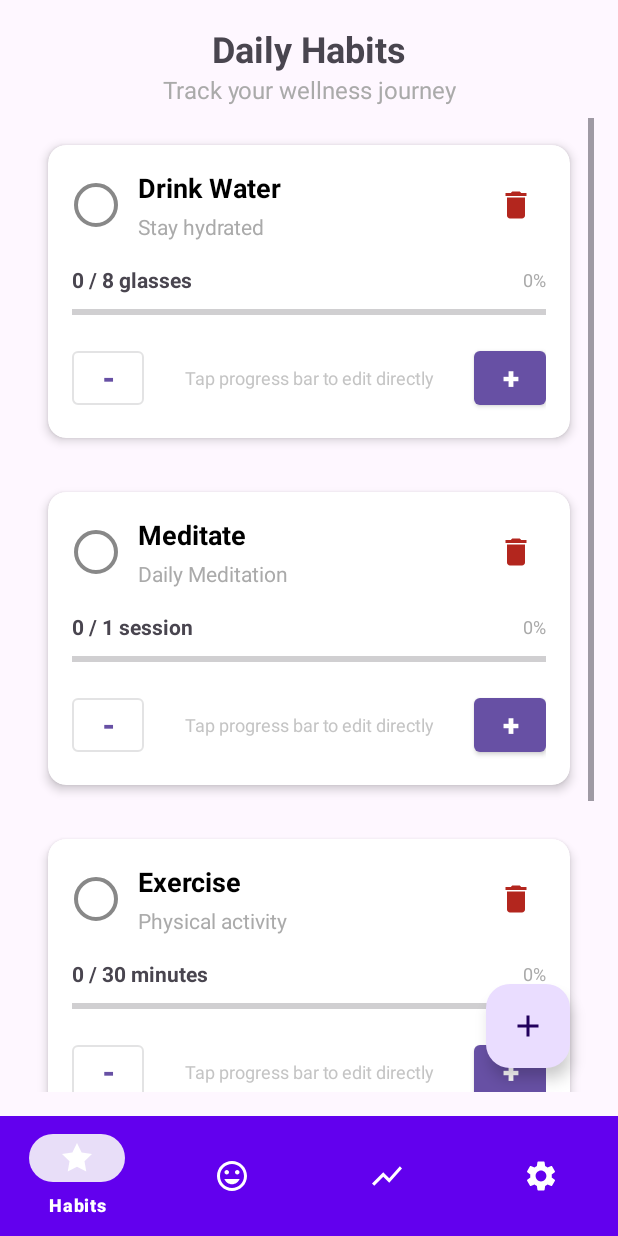
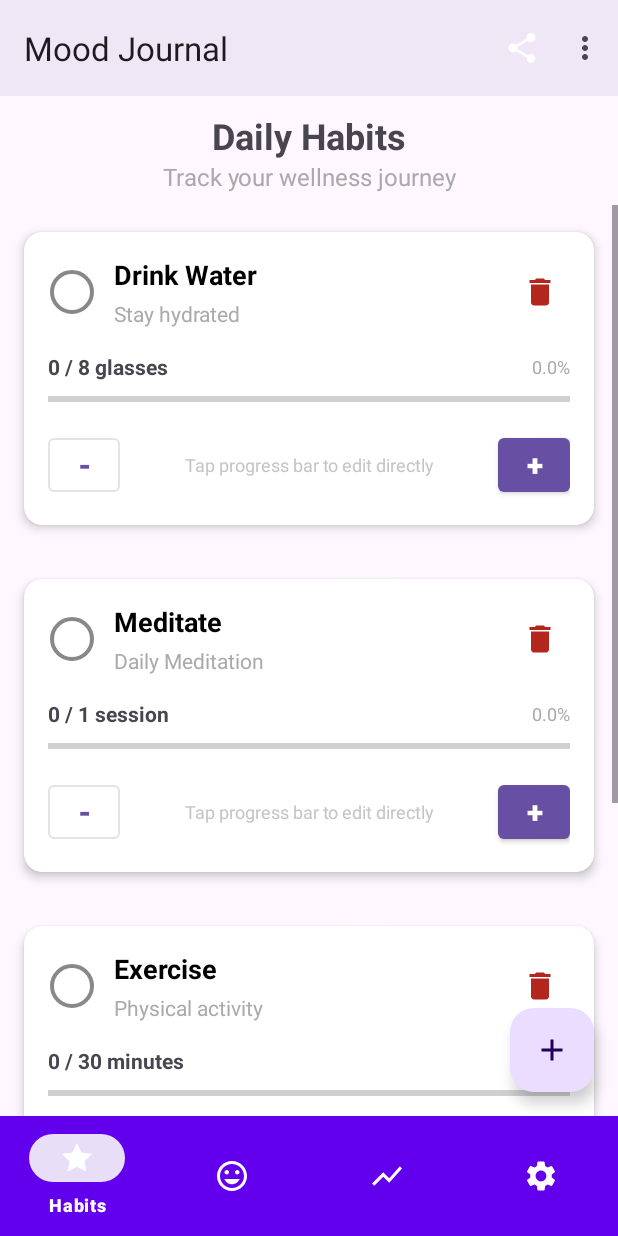
Before and after one commit to SanujaRubasinghe/LifeFlow, an Android app: the HabitTrackerFragment screen opened directly, with no data from a screen before it, on a phone screen of 412 x 824 dp. Run offline under Robolectric (Android 15) with nearby library versions, the light colour scheme and no system bars; 1 statement that could not run was skipped.

Commit message:
modifications will be overwritten by the merge

```diff
--- a/app/src/main/java/com/example/healthtracker/adapters/HabitAdapter.kt
+++ b/app/src/main/java/com/example/healthtracker/adapters/HabitAdapter.kt
@@ -7,8 +7,10 @@ import android.widget.*
 import androidx.recyclerview.widget.RecyclerView
 import com.example.healthtracker.R
 import com.example.healthtracker.models.Habit
+import org.w3c.dom.Text
 import java.text.SimpleDateFormat
 import java.util.*
+import kotlin.math.floor
 
 class HabitAdapter(
     private val habits: MutableList<Habit>,
@@ -24,6 +26,7 @@ class HabitAdapter(
         val tvHabitDescription: TextView = itemView.findViewById(R.id.tv_habit_description)
         val tvProgress: TextView = itemView.findViewById(R.id.tv_progress)
         val progressBar: ProgressBar = itemView.findViewById(R.id.progress_bar)
+        val tvPercentage: TextView = itemView.findViewById(R.id.tv_percentage)
         val btnDecrease: Button = itemView.findViewById(R.id.btn_decrease)
         val btnIncrease: Button = itemView.findViewById(R.id.btn_increase)
         val btnDelete: ImageButton = itemView.findViewById(R.id.btn_delete)
@@ -45,6 +48,7 @@ class HabitAdapter(
         holder.tvHabitDescription.text = habit.description
         holder.tvProgress.text = "$currentProgress / ${habit.targetCount} ${habit.unit}"
         holder.progressBar.progress = progressPercentage.toInt()
+        holder.tvPercentage.text = "${floor( progressPercentage)}%"
 
         // Set completion status icon
         if (isCompleted) {
--- a/app/src/main/java/com/example/healthtracker/fragments/HabitTrackerFragment.kt
+++ b/app/src/main/java/com/example/healthtracker/fragments/HabitTrackerFragment.kt
@@ -48,7 +48,7 @@ class HabitTrackerFragment : Fragment() {
 
         setupUI(view)
         loadHabits()
-        setupSensors()
+//        setupSensors()
     }
 
     private fun setupUI(view: View) {
--- a/app/src/main/java/com/example/healthtracker/fragments/MoodJournalFragment.kt
+++ b/app/src/main/java/com/example/healthtracker/fragments/MoodJournalFragment.kt
@@ -46,7 +46,7 @@ class MoodJournalFragment : Fragment() {
 
         setupUI(view)
         loadMoodEntries()
-        setupSensors()
+//        setupSensors()
     }
 
     private fun setupUI(view: View) {
--- a/app/src/main/res/layout/fragment_habit_tracker.xml
+++ b/app/src/main/res/layout/fragment_habit_tracker.xml
@@ -2,7 +2,27 @@
     xmlns:app="http://schemas.android.com/apk/res-auto"
     android:layout_width="match_parent"
     android:layout_height="match_parent"
-    android:padding="16dp">
+    android:padding="0dp">
+
+    <com.google.android.material.appbar.AppBarLayout
+        android:layout_width="match_parent"
+        android:layout_height="wrap_content"
+        android:id="@+id/appbar"
+        android:background="?attr/colorSurface"
+        android:elevation="4dp"
+        app:layout_constraintTop_toTopOf="parent"
+        app:layout_constraintStart_toStartOf="parent"
+        app:layout_constraintEnd_toEndOf="parent">
+
+        <com.google.android.material.appbar.MaterialToolbar
+            android:id="@+id/toolbar"
+            android:layout_width="match_parent"
+            android:layout_height="?attr/actionBarSize"
+            android:background="?attr/colorSurface"
+            app:title="Mood Journal"
+            app:menu="@menu/menu_mood_journal" />
+
+    </com.google.android.material.appbar.AppBarLayout>
 
     <TextView
         android:id="@+id/tv_title"
@@ -15,7 +35,8 @@
         android:layout_marginBottom="16dp"
         app:layout_constraintEnd_toEndOf="parent"
         app:layout_constraintStart_toStartOf="parent"
-        app:layout_constraintTop_toTopOf="parent" />
+        app:layout_constraintTop_toBottomOf="@id/appbar"
+        android:layout_marginTop="10dp"/>
 
     <TextView
         android:id="@+id/tv_subtitle"
--- a/app/src/main/res/layout/item_emoji.xml
+++ b/app/src/main/res/layout/item_emoji.xml
@@ -10,10 +10,10 @@
 
     <TextView
         android:id="@+id/tv_emoji"
-        android:layout_width="40dp"
-        android:layout_height="40dp"
+        android:layout_width="20dp"
+        android:layout_height="20dp"
         android:text="😊"
-        android:textSize="28sp"
+        android:textSize="14sp"
         android:gravity="center"
         android:background="@drawable/emoji_selector_background" />
 
```
Also changed, not shown: app/src/main/java/com/example/healthtracker/adapters/MoodAdapter.kt (+7 -0 lines), app/src/main/java/com/example/healthtracker/models/HealthModels.kt (+21 -3 lines).
